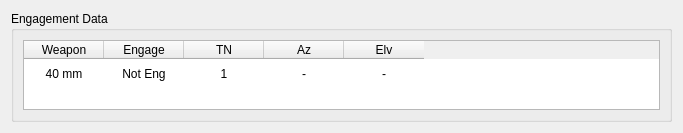
This is src/view/panel/wap/frame_engage_data.ui in MiftahSalam/FA-FCS-2020-HMI as Qt 5 draws it before an edit. The edited form follows.
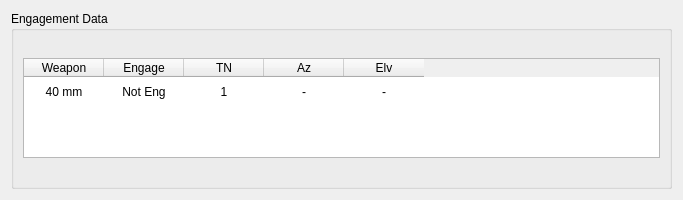
This is the edited form.

Commit message: enhance - implement connection with track engage flow

The edit to the form file:
```diff
--- a/src/view/panel/wap/frame_engage_data.ui
+++ b/src/view/panel/wap/frame_engage_data.ui
@@ -7,7 +7,7 @@
     <x>0</x>
     <y>0</y>
     <width>683</width>
-    <height>133</height>
+    <height>200</height>
    </rect>
   </property>
   <property name="sizePolicy">
@@ -16,6 +16,12 @@
     <verstretch>0</verstretch>
    </sizepolicy>
   </property>
+  <property name="minimumSize">
+   <size>
+    <width>0</width>
+    <height>200</height>
+   </size>
+  </property>
   <property name="windowTitle">
    <string>Form</string>
   </property>
```
The commit also changes 9 other files.
